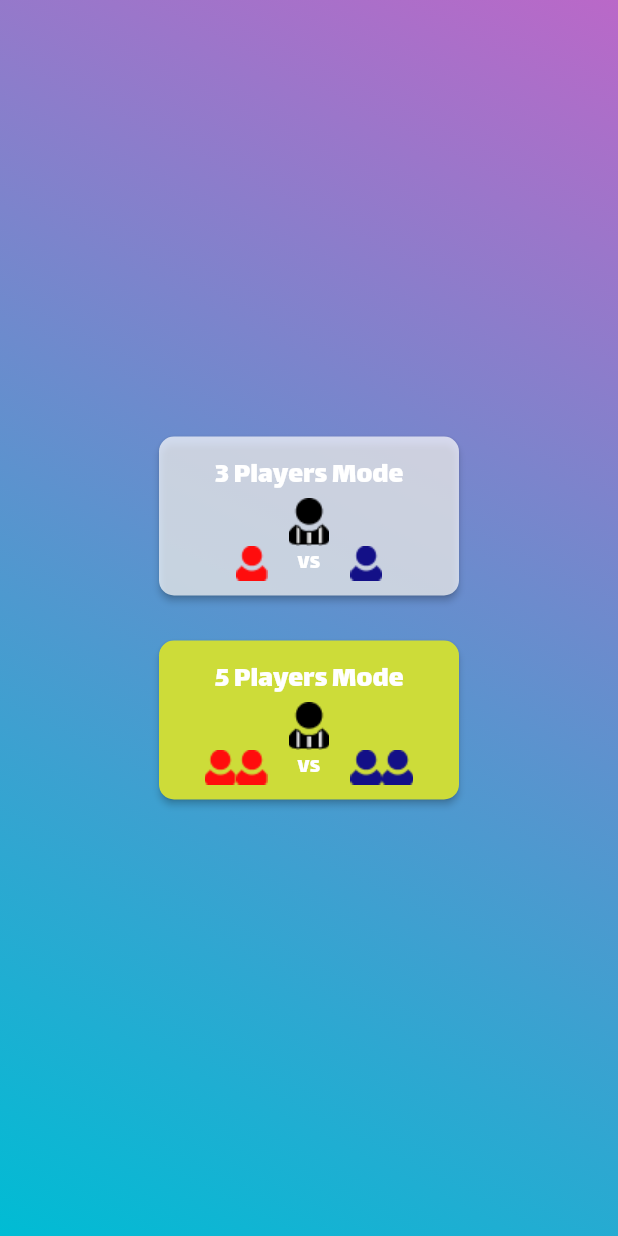
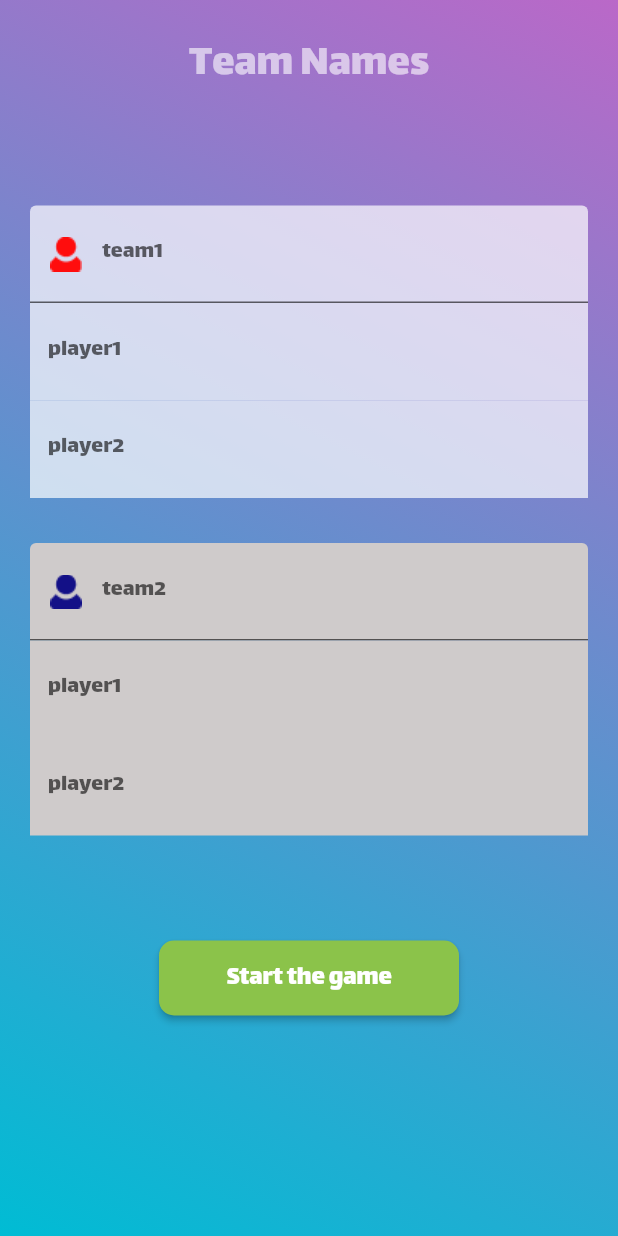
Before and after one commit to houssam-1553/tuto, a Flutter app: the screen it shows after launch, after a tap on "5 Players Mode", on a phone screen of 412 x 824 dp. Run offline on Flutter 3.47's test engine with Material 2 defaults, Android fonts, the phone set to English and light mode, and no system bars.

Commit message:
ilyes 1st commit

```diff
--- a/lib/main.dart
+++ b/lib/main.dart
@@ -208,7 +208,17 @@ class FirstPage extends StatelessWidget {
               SizedBox(height: 30),
               ElevatedButton(
                 onPressed: () {
-                  //****Zid hna navigator lel page ta3 team names
+                   Navigator.push(
+          context,
+          MaterialPageRoute(
+            builder: (context) => TeamNamesPage(
+              gradientColors: [
+                Colors.purple[300]!,
+                Colors.cyan,
+              ],
+            ),
+          ),
+        );
                 },
                 style: ElevatedButton.styleFrom(
                   backgroundColor: Colors.lime,
@@ -268,6 +278,150 @@ class FirstPage extends StatelessWidget {
           ),
         ),
       ),
+    );
+  }
+}
+
+
+class TeamNamesPage extends StatelessWidget {
+  final List<Color> gradientColors;
+
+  TeamNamesPage({ required this.gradientColors}) ;
+  @override
+  Widget build(BuildContext context) {
+    return Scaffold(
+      body:Container(
+        padding: EdgeInsets.all(20),
+        decoration: BoxDecoration(
+          gradient: LinearGradient(
+            begin: Alignment.topRight,
+            end: Alignment.bottomLeft,
+            colors: gradientColors,
+          ),
+        ),
+        child: Center(
+          child:Column(
+            mainAxisAlignment: MainAxisAlignment.start,
+            crossAxisAlignment: CrossAxisAlignment.center,
+            children: [
+              Text(
+                  "Team Names",
+                  style: TextStyle(
+                    fontSize: 30,
+                    color: Colors.white60,
+                  ),
+                ),
+              SizedBox(
+                height: 70,
+              ),
+              SizedBox(
+                width:550,
+                  child: Column(
+                    children: [
+                      TextFormField(
+                        decoration: InputDecoration(
+                          filled: true,
+                          fillColor: Colors.white70,
+                          labelText: "team1",
+                          prefixIcon: Image.asset(
+                             'assets/images/user1.png',
+                         ),
+                        )
+                        ),
+                      TextFormField(
+                        decoration: InputDecoration(
+                        filled: true,
+                        fillColor: Colors.white70,
+                        border: InputBorder.none,
+                        labelText: "player1",
+                        )
+                      ),
+                      TextFormField(
+                        decoration: InputDecoration(
+                        border: InputBorder.none,
+                        filled: true,
+                        fillColor: Colors.white70,
+                        labelText: "player2",
+                        )
+                      )
+                    ],
+                  ),
+                ),
+                SizedBox(height:30),
+                 SizedBox(
+                width:550,
+                  child: Column(
+                    children: [
+                      TextFormField(
+                        decoration: InputDecoration(
+                          filled: true,
+                          fillColor: Color.fromARGB(255, 207, 203, 203),
+                          labelText: "team2",
+                          prefixIcon: Image.asset(
+                             'assets/images/user2.png',
+                         ),
+                        )
+                        ),
+                      TextFormField(
+                        decoration: InputDecoration(
+                        filled: true,
+                        fillColor: Color.fromARGB(255, 207, 203, 203),
+                        border: InputBorder.none,
+                        labelText: "player1",
+                        )
+                      ),
+                      TextFormField(
+                        decoration: InputDecoration(
+                        border: InputBorder.none,
+                        filled: true,
+                        fillColor: Color.fromARGB(255, 207, 203, 203),
+                        labelText: "player2",
+                        )
+                      )
+                    ],
+                  ),
+                ),
+                SizedBox(height:70),
+                ElevatedButton(
+                onPressed: () {
+                  Navigator.push(
+                    context,
+                    MaterialPageRoute(
+                      builder: (context) => RulesPage(
+                        gradientColors: [
+                          Colors.purple[300]!,
+                          Colors.cyan,
+                        ],
+                      ),
+                    ),
+                  );
+                },
+                style: ElevatedButton.styleFrom(
+                  backgroundColor: Colors.lightGreen,
+                  // Change the button color
+                  foregroundColor: Colors.white,
+                  // Change the text color
+                  maximumSize: Size(200, 50),
+
+                  padding: EdgeInsets.symmetric(horizontal: 20, vertical: 10),
+                  // Adjust button padding
+                  shape: RoundedRectangleBorder(
+                    borderRadius:
+                        BorderRadius.circular(10), // Round button corners
+                  ),
+                ),
+                child: Center(
+                  child: Text(
+                    'Start the game',
+                    style: TextStyle(fontSize: 18),
+                    maxLines: 1,
+                  ),
+                ),
+              ),
+            ],
+          )
+        ),
+      )
     );
   }
 }
```
